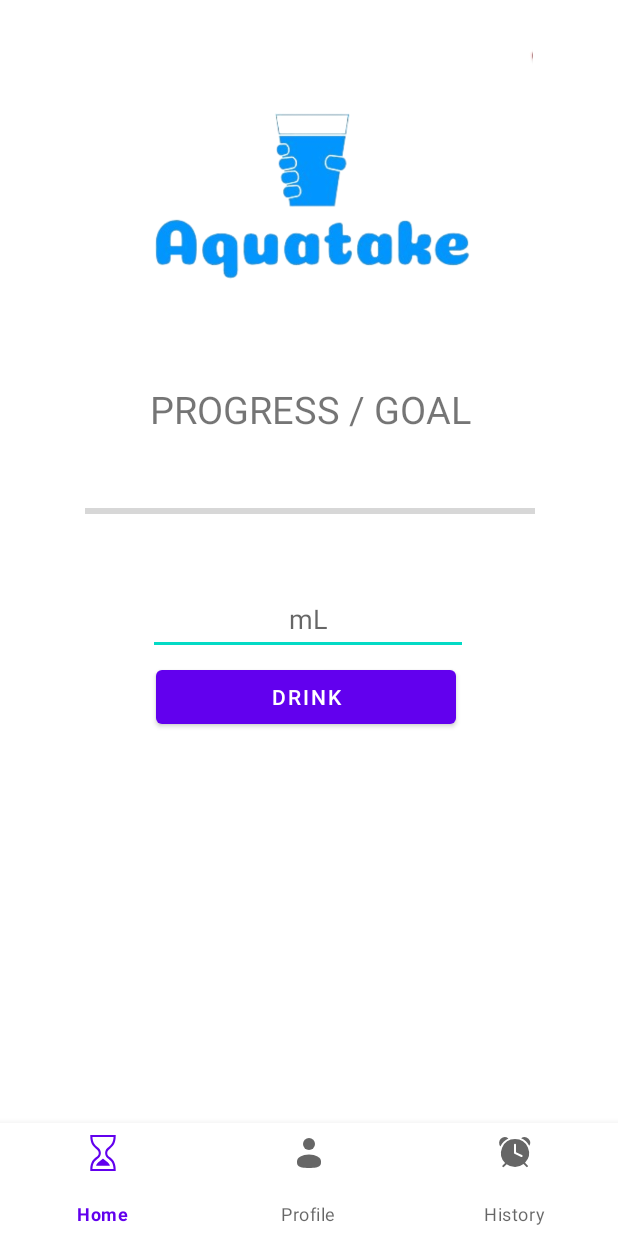
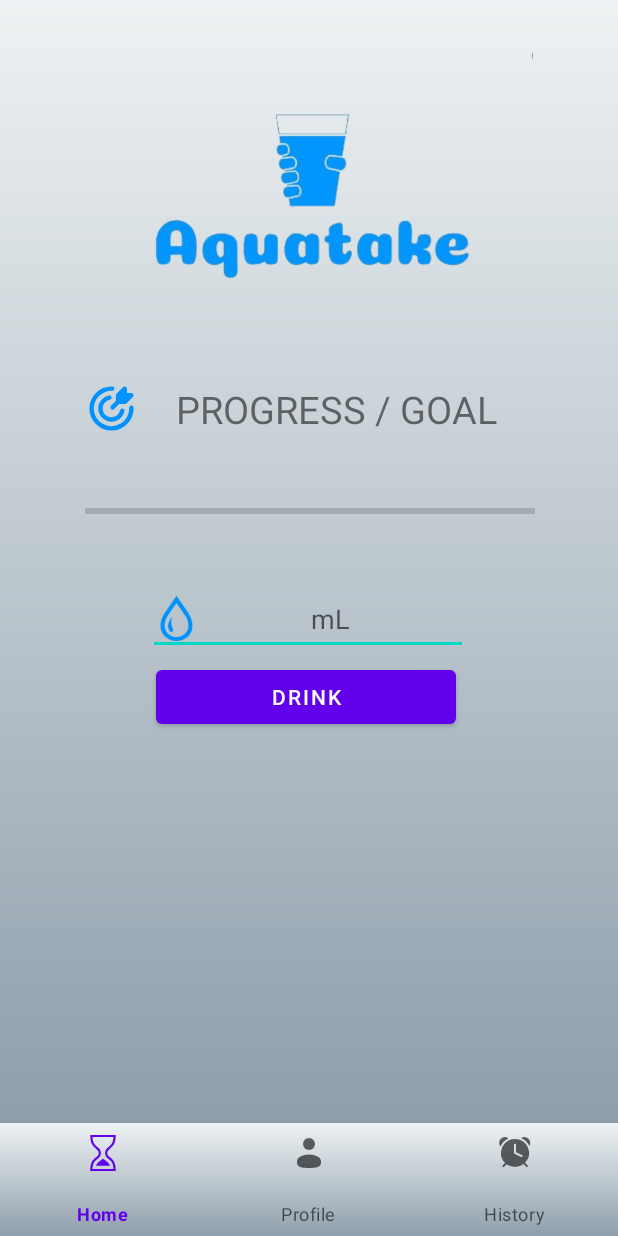
Before and after one commit to SaggyMassiveFuckingSackOfCode/AquaTake, an Android app: the FirstFragment screen opened directly, with no data from a screen before it, on a phone screen of 412 x 824 dp. Run offline under Robolectric (Android 15) with nearby library versions, the light colour scheme and no system bars.

Commit message:
D1CKS OUT FOR HARAMBE!

```diff
--- /dev/null
+++ b/app/src/main/res/drawable/goal_svgrepo_com.xml
@@ -0,0 +1,9 @@
+<vector android:height="35dp" android:viewportHeight="24"
+    android:viewportWidth="24" android:width="35dp" xmlns:android="http://schemas.android.com/apk/res/android">
+    <path android:fillColor="#0092ff"
+        android:pathData="M21.92,5.62A1,1 0,0 0,21 5H19V3a1,1 0,0 0,-0.62 -0.92,1 1,0 0,0 -1.09,0.21l-3,3A1,1 0,0 0,14 6V8.59l-2.21,2.2a1,1 0,0 0,0 1.42,1 1,0 0,0 1.42,0L15.41,10H18a1,1 0,0 0,0.71 -0.29l3,-3A1,1 0,0 0,21.92 5.62Z"
+         android:strokeWidth="1"/>
+    <path android:fillColor="#0092ff"
+        android:pathData="M12,22A10,10 0,0 1,12 2h0.42a1,1 0,1 1,-0.18 2L12,4a8,8 0,1 0,8 8,1.93 1.93,0 0,0 0,-0.24 1,1 0,0 1,0.91 -1.09,1 1,0 0,1 1.09,0.91c0,0.14 0,0.28 0,0.42A10,10 0,0 1,12 22ZM17.88,13.2a1,1 0,0 0,-2 -0.4A4,4 0,1 1,11.2 8.08a1,1 0,1 0,-0.4 -2,6 6,0 1,0 7.08,7.08Z"
+        android:strokeWidth="1"/>
+</vector>
--- /dev/null
+++ b/app/src/main/res/drawable/home_svgrepo_com.xml
@@ -0,0 +1,6 @@
+<vector android:height="24dp" android:viewportHeight="32"
+    android:viewportWidth="32" android:width="24dp" xmlns:android="http://schemas.android.com/apk/res/android">
+    <path android:fillColor="#0092ff" android:fillType="evenOdd"
+        android:pathData="M16,0L0.991,17.657L2.399,19.071L6,15L6,28C6,30.209 7.825,32 10.025,32L21.975,32C24.175,32 26,30.209 26,28L26,15L29.601,19.071L31.009,17.657L16,0"
+        android:strokeColor="#00000000" android:strokeWidth="1"/>
+</vector>
--- /dev/null
+++ b/app/src/main/res/drawable/user_settings_filled_svgrepo_com.xml
@@ -0,0 +1,6 @@
+<vector android:height="30dp" android:viewportHeight="512"
+    android:viewportWidth="512" android:width="30dp" xmlns:android="http://schemas.android.com/apk/res/android">
+    <path android:fillColor="#0092ff" android:fillType="evenOdd"
+        android:pathData="M392.18,256L392.18,278.84C402.58,282.51 412.1,288.07 420.32,295.1L440.11,283.67L469.74,334.99L449.96,346.42C450.93,351.69 451.44,357.12 451.44,362.67C451.44,368.22 450.93,373.65 449.96,378.92L469.74,390.34L440.11,441.66L420.32,430.23C412.1,437.26 402.58,442.82 392.18,446.5L392.18,469.33L332.92,469.33L332.92,446.5C322.52,442.82 313,437.26 304.79,430.23L284.99,441.66L255.36,390.34L275.14,378.92C274.17,373.65 273.66,368.22 273.66,362.67C273.66,357.12 274.17,351.68 275.14,346.42L255.36,334.99L284.99,283.67L304.79,295.1C313,288.07 322.52,282.51 332.92,278.84L332.92,256L392.18,256ZM250.67,234.67C270.1,234.67 288.38,239.76 304.31,248.72C262.96,269.93 234.67,313 234.67,362.67C234.67,385.98 240.9,407.84 251.79,426.67L64,426.67L64,349.87C64,287.83 111.67,237.25 171.38,234.76L176,234.67L250.67,234.67ZM362.55,327.11C342.91,327.11 327,343.03 327,362.67C327,382.3 342.91,398.22 362.55,398.22C382.19,398.22 398.11,382.3 398.11,362.67C398.11,343.03 382.19,327.11 362.55,327.11ZM213.33,42.67C254.57,42.67 288,76.1 288,117.33C288,157.2 256.76,189.76 217.43,191.89L213.33,192C172.1,192 138.67,158.57 138.67,117.33C138.67,77.47 169.9,44.9 209.24,42.78L213.33,42.67Z"
+        android:strokeColor="#00000000" android:strokeWidth="1"/>
+</vector>
--- /dev/null
+++ b/app/src/main/res/drawable/water_drop_4_svgrepo_com__2_.xml
@@ -0,0 +1,9 @@
+<vector android:height="30dp" android:viewportHeight="512"
+    android:viewportWidth="512" android:width="30dp" xmlns:android="http://schemas.android.com/apk/res/android">
+    <path android:fillColor="#0092ff"
+        android:pathData="M391.7,195.53l-0.2,-0.34l-0.27,-0.38L256,0L120.52,195.16l-0.23,0.38c-27.17,42.72 -45.61,92.11 -45.7,141.75c-0.02,21.33 3.5,42.69 11.44,63.06c7.91,20.38 20.28,39.69 37.31,56.72h0.02C159.91,493.64 208.06,512.03 256,512c47.94,0.03 96.08,-18.36 132.66,-54.94l-15.86,15.86l15.86,-15.86c17.05,-17.03 29.42,-36.34 37.33,-56.7c7.94,-20.39 11.44,-41.75 11.44,-63.06C437.33,287.64 418.89,238.25 391.7,195.53zM384.14,384.08c-5.72,14.67 -14.45,28.44 -27.22,41.23l15.88,-15.88l-15.88,15.88C329,453.22 292.61,467.08 256,467.11c-36.61,-0.03 -73,-13.89 -100.92,-41.8l0,0c-12.78,-12.8 -21.5,-26.56 -27.23,-41.25c-5.7,-14.67 -8.38,-30.34 -8.38,-46.78c-0.11,-38.08 14.86,-80.33 38.53,-117.38l98,-141.19l98.03,141.22c23.64,37.05 38.59,79.28 38.5,117.36C392.53,353.73 389.86,369.41 384.14,384.08z"
+        android:strokeColor="#0092ff" android:strokeWidth="1"/>
+    <path android:fillColor="#0092ff"
+        android:pathData="M205.33,237.78c-23.42,26.03 -60.72,94.55 -37.3,142.25c26.16,53.28 61.75,21.61 45.11,-12.13C181.05,302.84 205.33,237.78 205.33,237.78z"
+        android:strokeColor="#0092ff" android:strokeWidth="1"/>
+</vector>
--- a/app/src/main/res/layout/activity_home.xml
+++ b/app/src/main/res/layout/activity_home.xml
@@ -5,6 +5,7 @@
     android:id="@+id/constraintLayout"
     android:layout_width="match_parent"
     android:layout_height="match_parent"
+    android:background="@drawable/gradient_background"
     tools:context=".Home">
 
     <FrameLayout
@@ -20,6 +21,7 @@
     <com.google.android.material.bottomnavigation.BottomNavigationView
         android:id="@+id/bottomNavigationView"
         android:layout_width="match_parent"
+        android:background="@drawable/gradient_background"
         android:layout_height="75dp"
         app:layout_constraintBottom_toBottomOf="parent"
         app:layout_constraintEnd_toEndOf="parent"
--- a/app/src/main/res/layout/fragment_first.xml
+++ b/app/src/main/res/layout/fragment_first.xml
@@ -5,6 +5,7 @@
     android:id="@+id/frameLayout3"
     android:layout_width="match_parent"
     android:layout_height="match_parent"
+    android:background="@drawable/gradient_background"
     tools:context=".FirstFragment">
 
     <ImageView
@@ -25,6 +26,7 @@
         android:layout_width="300dp"
         android:layout_height="48dp"
         android:layout_marginTop="20dp"
+        android:drawableStart="@drawable/goal_svgrepo_com"
         android:gravity="center"
         android:text="PROGRESS / GOAL"
         android:textSize="25dp"
@@ -50,6 +52,7 @@
         android:layout_height="48dp"
         android:layout_marginTop="24dp"
         android:ems="10"
+        android:drawableStart="@drawable/water_drop_4_svgrepo_com__2_"
         android:inputType="number"
         android:hint="mL"
         android:gravity="center"
--- a/app/src/main/res/layout/fragment_third.xml
+++ b/app/src/main/res/layout/fragment_third.xml
@@ -5,6 +5,7 @@
     android:id="@+id/constraintLayout"
     android:layout_width="match_parent"
     android:layout_height="match_parent"
+    android:background="@drawable/gradient_background"
     tools:context=".ThirdFragment">
 
     <TextView
```
Also changed, not shown: app/src/main/res/drawable/user_shield_alt_1_svgrepo_com.xml (added, +7 -0 lines), app/src/main/res/layout/fragment_second.xml (+9 -1 lines).
